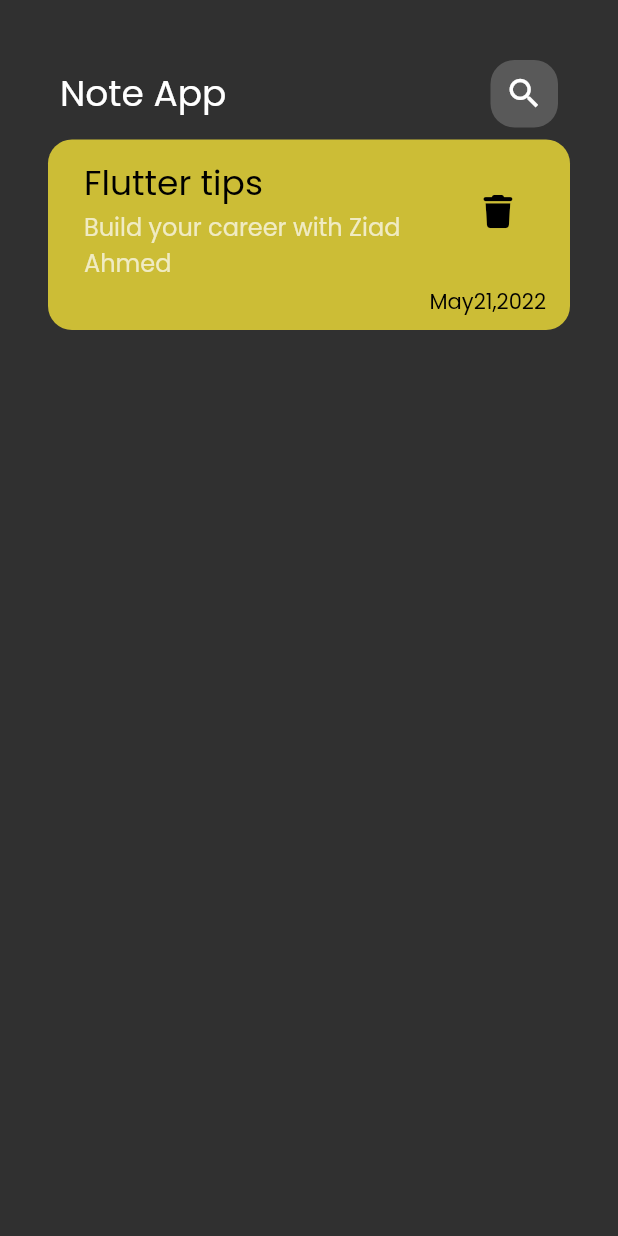
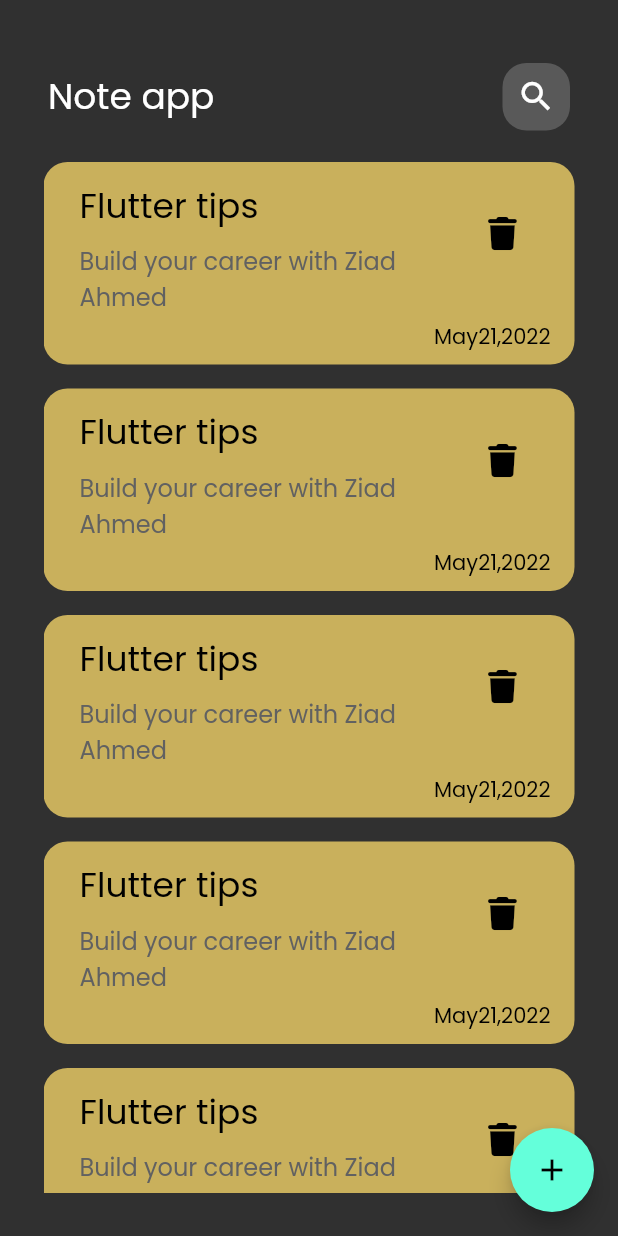
Before and after one commit to ZiadAhmedDev/Note-App, a Flutter app: the screen it shows after launch, on a phone screen of 412 x 824 dp. Run offline on Flutter 3.47's test engine with Material 2 defaults, Android fonts, the phone set to English and light mode, and no system bars; our stand-ins replace flutter_bloc, font_awesome_flutter, get, hive, hive_flutter; accounts and stored records are empty.

Commit message:
second_Commit

```diff
--- /dev/null
+++ b/notes/lib/constants/const.dart
@@ -0,0 +1,4 @@
+import 'dart:ui';
+
+const kPrimaryColor = Color(0xff62FCD7);
+const kNoteBox = 'note_box';
--- a/notes/lib/views/note_view.dart
+++ b/notes/lib/views/note_view.dart
@@ -1,8 +1,8 @@
 import 'package:flutter/material.dart';
-import 'package:flutter/src/widgets/framework.dart';
-import 'package:flutter/src/widgets/placeholder.dart';
 import 'package:notes/views/widgets/app_bar.dart';
+import 'package:notes/views/widgets/bottom_sheet_builder.dart';
 import 'package:notes/views/widgets/note_items_builder.dart';
+import 'package:notes/views/widgets/note_items_list.dart';
 
 class NoteView extends StatelessWidget {
   const NoteView({super.key});
@@ -10,12 +10,30 @@
   @override
   Widget build(BuildContext context) {
     return Scaffold(
+      floatingActionButton: FloatingActionButton(
+          onPressed: () {
+            showModalBottomSheet(
+                shape: RoundedRectangleBorder(
+                    borderRadius: BorderRadius.circular(24)),
+                context: context,
+                builder: (context) {
+                  return const BottomSheetBuilder();
+                });
+          },
+          child: const Icon(Icons.add)),
       body: Padding(
-        padding: const EdgeInsets.all(32.0),
+        padding: const EdgeInsets.all(24.0),
         child: Column(
-          children: [
-            AppBarBuilder(),
-            NotesBuilder(),
+          children: const [
+            SizedBox(
+              height: 10,
+            ),
+            AppBarBuilder(icon: Icons.search, title: 'Note app'),
+            Expanded(
+                child: Padding(
+              padding: EdgeInsets.all(5.0),
+              child: NoteItemList(),
+            )),
           ],
         ),
       ),
--- a/notes/lib/views/widgets/app_bar.dart
+++ b/notes/lib/views/widgets/app_bar.dart
@@ -2,7 +2,13 @@
 import 'package:notes/views/widgets/search.dart';
 
 class AppBarBuilder extends StatelessWidget {
-  const AppBarBuilder({super.key});
+  const AppBarBuilder({
+    super.key,
+    required this.title,
+    required this.icon,
+  });
+  final String title;
+  final IconData icon;
 
   @override
   Widget build(BuildContext context) {
@@ -10,12 +16,12 @@
       padding: const EdgeInsets.all(8.0),
       child: Row(
         children: [
-          const Text(
-            'Note App',
+          Text(
+            title,
             style: TextStyle(fontSize: 24),
           ),
           const Spacer(),
-          CustomSearchIcon(),
+          CustomSearchIcon(icon: icon),
         ],
       ),
     );
--- a/notes/lib/views/widgets/note_items_builder.dart
+++ b/notes/lib/views/widgets/note_items_builder.dart
@@ -1,6 +1,4 @@
 import 'package:flutter/material.dart';
-import 'package:flutter/src/widgets/framework.dart';
-import 'package:flutter/src/widgets/placeholder.dart';
 import 'package:font_awesome_flutter/font_awesome_flutter.dart';
 
 class NotesBuilder extends StatelessWidget {
@@ -8,9 +6,11 @@
 
   @override
   Widget build(BuildContext context) {
-    return Container(
+    return Padding(
+      padding: const EdgeInsets.symmetric(vertical: 8.0),
+      child: Container(
         decoration: BoxDecoration(
-        color: Color.fromARGB(255, 204, 189, 54),
+          color: Color.fromARGB(255, 201, 176, 92),
           borderRadius: BorderRadius.circular(16),
         ),
         child: Padding(
@@ -19,27 +19,28 @@
             crossAxisAlignment: CrossAxisAlignment.end,
             children: [
               ListTile(
-              title: Text(
+                title: const Padding(
+                  padding: EdgeInsets.only(bottom: 8.0),
+                  child: Text(
                     'Flutter tips',
                     style: TextStyle(fontSize: 23, color: Colors.black),
                   ),
+                ),
                 subtitle: Text(
                   'Build your career with Ziad Ahmed',
-                style: TextStyle(
-                  fontSize: 16,
-                ),
+                  style: TextStyle(fontSize: 16, color: Colors.grey[700]),
                 ),
                 trailing: IconButton(
                   onPressed: () {},
-                icon: Icon(
+                  icon: const Icon(
                     FontAwesomeIcons.trash,
                     color: Colors.black,
                     size: 22,
                   ),
                 ),
               ),
-            Padding(
-              padding: const EdgeInsets.only(right: 8.0),
+              const Padding(
+                padding: EdgeInsets.only(right: 8.0),
                 child: Text(
                   'May21,2022',
                   style: TextStyle(color: Colors.black),
@@ -48,6 +49,7 @@
             ],
           ),
         ),
+      ),
     );
   }
 }
--- /dev/null
+++ b/notes/lib/views/widgets/note_items_list.dart
@@ -0,0 +1,25 @@
+import 'package:flutter/material.dart';
+
+import '../edit_note_view.dart';
+import 'note_items_builder.dart';
+
+class NoteItemList extends StatelessWidget {
+  const NoteItemList({super.key});
+
+  @override
+  Widget build(BuildContext context) {
+    return ListView.builder(
+      padding: const EdgeInsets.all(0),
+      itemBuilder: (BuildContext context, int index) {
+        return GestureDetector(
+            onTap: () {
+              Navigator.push(
+                  context,
+                  MaterialPageRoute(
+                      builder: (context) => const EditNotePage()));
+            },
+            child: const NotesBuilder());
+      },
+    );
+  }
+}
--- a/notes/lib/views/widgets/search.dart
+++ b/notes/lib/views/widgets/search.dart
@@ -1,10 +1,11 @@
-import 'package:flutter/cupertino.dart';
 import 'package:flutter/material.dart';
 
 class CustomSearchIcon extends StatelessWidget {
   const CustomSearchIcon({
     super.key,
+    required this.icon,
   });
+  final IconData icon;
 
   @override
   Widget build(BuildContext context) {
@@ -17,8 +18,8 @@
       ),
       child: IconButton(
           onPressed: () {},
-          icon: const Icon(
-            Icons.search,
+          icon: Icon(
+            icon,
             size: 26,
           )),
     );
--- a/notes/pubspec.yaml
+++ b/notes/pubspec.yaml
@@ -36,8 +36,12 @@
   cupertino_icons: ^1.0.2
   get: ^4.6.5
   font_awesome_flutter: ^10.4.0
+  hive: ^2.2.3
+  hive_flutter: ^1.1.0
+  flutter_bloc: ^8.1.2
 
 dev_dependencies:
+  hive_generator: ^2.0.0
   flutter_test:
     sdk: flutter
 
@@ -47,6 +51,7 @@
   # package. See that file for information about deactivating specific lint
   # rules and activating additional ones.
   flutter_lints: ^2.0.0
+  build_runner: ^2.3.3
 
 # For information on the generic Dart part of this file, see the
 # following page: https://dart.dev/tools/pub/pubspec
```
Also changed, not shown: notes/lib/cubit/add_note/add_note_cubit.dart (added, +8 -0 lines), notes/lib/cubit/add_note/add_note_state.dart (added, +16 -0 lines), notes/lib/main.dart (+6 -2 lines), notes/lib/model/note_model.dart (added, +20 -0 lines), notes/lib/views/edit_note_view.dart (added, +31 -0 lines), notes/lib/views/widgets/bottom_sheet_builder.dart (added, +78 -0 lines), notes/lib/views/widgets/custom_button.dart (added, +31 -0 lines), notes/lib/views/widgets/edit_note_item_builder.dart (added, +12 -0 lines), notes/lib/views/widgets/input_Text_Builder.dart (added, +71 -0 lines), notes/lib/model/note_model.g.dart (added), notes/pubspec.lock, 1 other file. Lines whose indentation alone changed are shown as unchanged.
